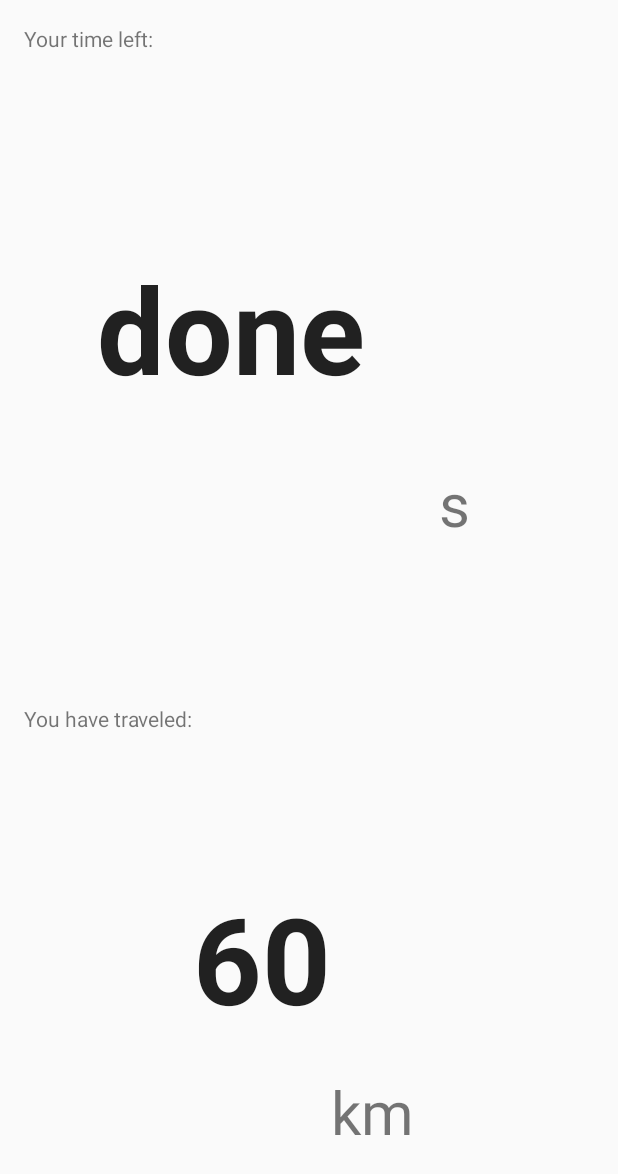
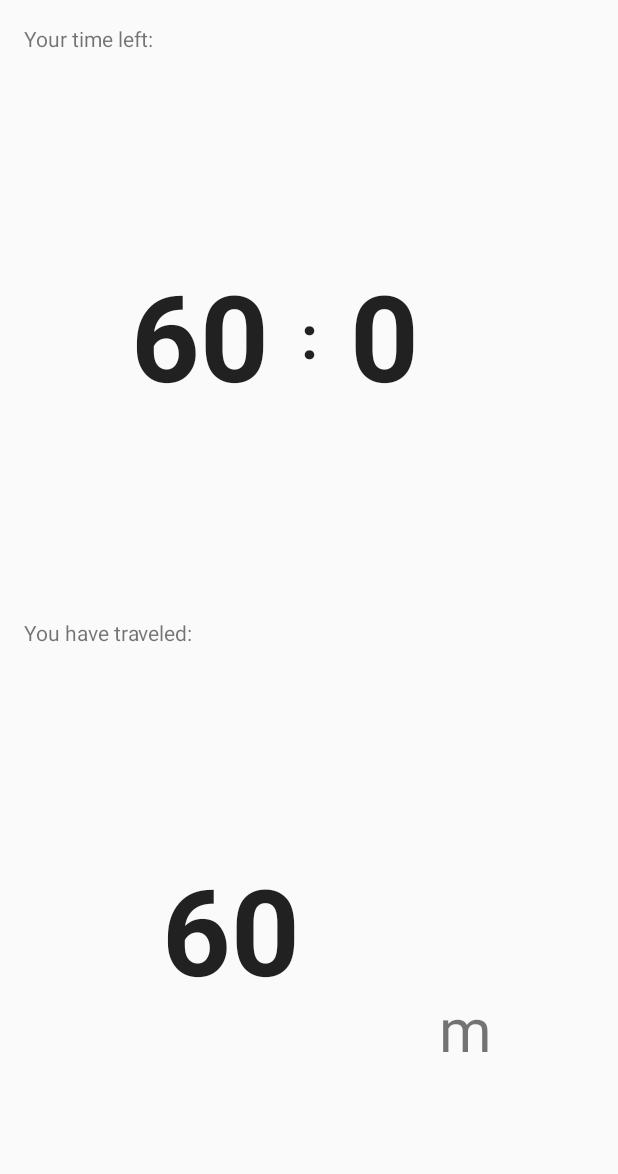
Before and after one commit to Yifei-Li/FitChallenge, an Android app: the ChallengeStart screen opened directly, with no data from a screen before it, on a phone screen of 412 x 824 dp. Shown: the top 1174 px of the screen. Run offline under Robolectric (Android 15) with nearby library versions, the phone set to English and light mode, and no system bars.

Commit message:
Challenge setup and Start challenge page created

```diff
--- a/app/src/main/java/ca/davidvuong/fitchallenge/ActivitySelection.java
+++ b/app/src/main/java/ca/davidvuong/fitchallenge/ActivitySelection.java
@@ -78,11 +78,11 @@ public class ActivitySelection extends ActionBarActivity implements OnTaskComple
         findTask.execute(this);
     }
 
-    /*public void startComp(View view){
+    public void startComp(View view){
         Intent i = new Intent(getApplicationContext(),SetUpActivity.class);
         startActivity(i);
 
-    }*/
+    }
 
     public class FindOthers extends AsyncTask<Context, Void, String> implements LocationListener {
         private ProgressDialog dialog = new ProgressDialog(ActivitySelection.this);
--- a/app/src/main/java/ca/davidvuong/fitchallenge/ChallengeStart.java
+++ b/app/src/main/java/ca/davidvuong/fitchallenge/ChallengeStart.java
@@ -17,11 +17,15 @@ import android.hardware.Sensor;
 
 import org.w3c.dom.Text;
 
+import java.text.DecimalFormat;
+
 
 public class ChallengeStart extends Activity implements SensorEventListener {
 
     private int duration;
+    private double stepLength;
     private TextView infoView;
+    private int iniCount = -1;
 
     private SensorManager mSensorManager;
     private Sensor mStepCounterSensor;
@@ -34,23 +38,35 @@ public class ChallengeStart extends Activity implements SensorEventListener {
         setContentView(R.layout.activity_challenge_start);
 
         Intent i = getIntent();
-        duration = i.getIntExtra("time",0) * 10000;
+        duration = i.getIntExtra("time",0) * 1000 * 60;
+        stepLength = i.getDoubleExtra("length",70);
         Log.d("duration",String.valueOf(duration));
+        Log.d("Length",String.valueOf(stepLength));
 
         mSensorManager = (SensorManager)getSystemService(Context.SENSOR_SERVICE);
         mStepCounterSensor = mSensorManager.getDefaultSensor(Sensor.TYPE_STEP_COUNTER);
         mStepDetectorSensor = mSensorManager.getDefaultSensor(Sensor.TYPE_STEP_DETECTOR);
 
         //Start timer
-        final TextView timeDisp = (TextView)findViewById(R.id.textView3);
-        infoView = (TextView)findViewById(R.id.textView8);
+        final TextView minsDisp = (TextView)findViewById(R.id.mins);
+        final TextView secsDisp = (TextView)findViewById(R.id.secs);
+        infoView = (TextView)findViewById(R.id.textView1);
         new CountDownTimer(duration,1000){
 
             public void onTick(long millisTillFinished){
-                timeDisp.setText("" + millisTillFinished/1000);
+                long seconds = millisTillFinished/1000;
+                int minutes;
+                if(seconds >= 60){
+                    minutes = (int)(seconds / 60);
+                    seconds = seconds - (minutes * 60);
+                }else{
+                    minutes = 0;
+                }
+                minsDisp.setText("" + minutes);
+                secsDisp.setText("" + seconds);
             }
             public void onFinish() {
-                timeDisp.setText("done");
+                secsDisp.setText("0");
             }
         }.start();
     }
@@ -85,12 +101,16 @@ public class ChallengeStart extends Activity implements SensorEventListener {
 
         if(values.length > 0){
             value = (int)values[0];
+            iniCount = (iniCount == -1)? value: iniCount;
+            value -= iniCount;
         }
 
         if(sensor.getType() == Sensor.TYPE_STEP_COUNTER){
-            infoView.setText("Step Counter Detected " + value);
+            double dist = value * stepLength / 100;
+            DecimalFormat df = new DecimalFormat("#.#");
+            infoView.setText(df.format(dist));
         }else if(sensor.getType() == Sensor.TYPE_STEP_DETECTOR){
-            infoView.setText("Step Counter Detected " + value);
+            //infoView.setText("" + value);
         }
 
     }
--- a/app/src/main/res/layout/activity_challenge_start.xml
+++ b/app/src/main/res/layout/activity_challenge_start.xml
@@ -26,17 +26,18 @@
             android:layout_width="match_parent"
             android:layout_height="match_parent"
             android:gravity="center"
+            android:weightSum="14"
             android:orientation="horizontal">
 
             <TextView
                 android:layout_width="fill_parent"
                 android:layout_height="wrap_content"
-                android:layout_weight="3"
+                android:layout_weight="4"
                 android:textAppearance="?android:attr/textAppearanceLarge"
                 android:text="60"
-                android:gravity="center"
+                android:gravity="right"
                 android:textSize="80dp"
-                android:id="@+id/textView3"
+                android:id="@+id/mins"
                 android:layout_alignParentTop="true"
                 android:layout_centerHorizontal="true"
                 android:textStyle="bold" />
@@ -44,33 +45,36 @@
             <TextView
                 android:layout_width="match_parent"
                 android:layout_height="match_parent"
-                android:layout_weight="8"
-                android:text="s"
+                android:layout_weight="6"
+                android:text=":"
                 android:textSize="40dp"
-                android:gravity="bottom"
-                android:paddingBottom="40dp"/>
+                android:textAppearance="?android:attr/textAppearanceLarge"
+                android:gravity="center"
+                android:textStyle="bold"/>
+            <TextView
+                android:layout_width="fill_parent"
+                android:layout_height="wrap_content"
+                android:layout_weight="4"
+                android:textAppearance="?android:attr/textAppearanceLarge"
+                android:text="60"
+                android:gravity="left"
+                android:textSize="80dp"
+                android:id="@+id/secs"
+                android:layout_alignParentTop="true"
+                android:layout_centerHorizontal="true"
+                android:textStyle="bold" />
         </LinearLayout>
 
 
     </LinearLayout>
 
-    <TextView
-        android:layout_width="wrap_content"
-        android:layout_height="wrap_content"
-        android:id="@+id/infoView"/>
-
     <LinearLayout
-        android:orientation="horizontal"
+        android:orientation="vertical"
         android:layout_width="match_parent"
         android:layout_height="match_parent"
         android:layout_weight="1"
         android:layout_centerHorizontal="true"
-        android:layout_marginTop="47dp">
-
-        <LinearLayout
-            android:orientation="horizontal"
-            android:layout_width="wrap_content"
-            android:layout_height="match_parent">
+        android:layout_marginTop="0dp">
 
         <TextView
             android:layout_width="wrap_content"
@@ -81,10 +85,11 @@
             android:textAlignment="center" />
 
         <LinearLayout
-                android:layout_width="fill_parent"
+            android:layout_width="match_parent"
             android:layout_height="match_parent"
             android:gravity="center"
             android:orientation="horizontal">
+
 
         <TextView
             android:layout_width="fill_parent"
@@ -94,7 +99,7 @@
             android:text="60"
             android:gravity="center"
             android:textSize="80dp"
-                    android:id="@+id/textView8"
+            android:id="@+id/textView1"
             android:layout_alignParentTop="true"
             android:layout_centerHorizontal="true"
             android:textStyle="bold" />
@@ -103,11 +108,11 @@
                 android:layout_width="match_parent"
                 android:layout_height="match_parent"
                 android:layout_weight="8"
-                    android:text="km"
+                android:text="m"
                 android:textSize="40dp"
                 android:gravity="bottom"
-                    android:paddingBottom="40dp"/>
-            </LinearLayout>
+                android:paddingBottom="95dp"/>
+
         </LinearLayout>
 
     </LinearLayout>
```
Also changed, not shown: app/src/main/java/ca/davidvuong/fitchallenge/SetUpActivity.java (+29 -0 lines), app/src/main/res/layout/activity_set_up.xml (+31 -9 lines). Lines whose indentation alone changed are shown as unchanged.
